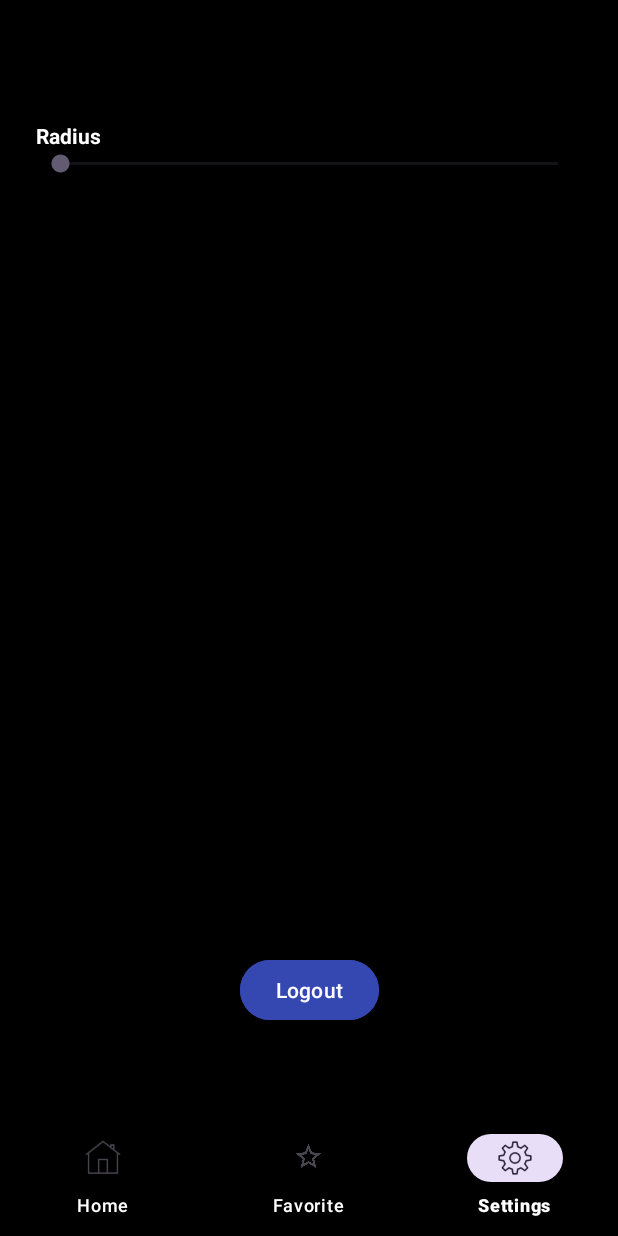
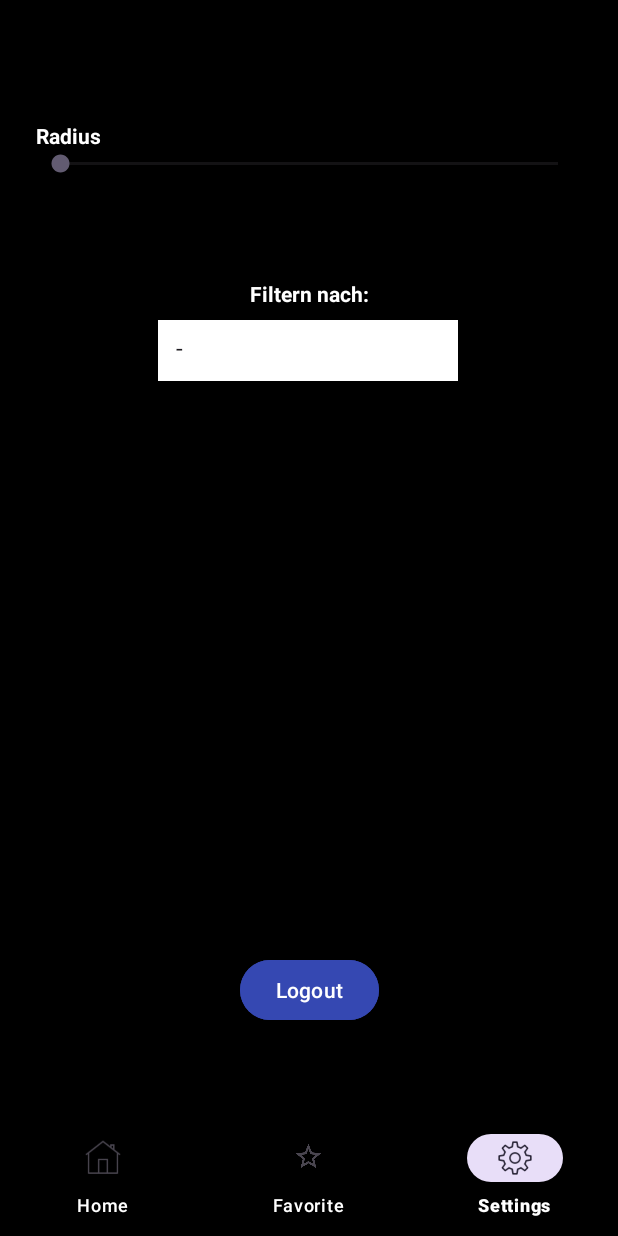
Before and after one commit to NicoSyntax/FuelFinder, an Android app: the SettingsFragment screen opened through its navigation route, on a phone screen of 412 x 824 dp. Run offline under Robolectric (Android 15) with nearby library versions, the phone set to English and light mode, and no system bars; our stand-ins replace Firebase (no records; nobody signed in at launch, a user with empty details on screens opened directly), Room's generated code, navigation-ui; 1 statement that could not run was skipped.

Commit message:
Filter nach günstigste je nach ausgewählter Kraftstoffart hinzugefügt, distanz zur Tankstelle vom jeweiligen Standort hinzugefügt

```diff
--- a/app/src/main/AndroidManifest.xml
+++ b/app/src/main/AndroidManifest.xml
@@ -11,12 +11,11 @@
         android:dataExtractionRules="@xml/data_extraction_rules"
         android:fullBackupContent="@xml/backup_rules"
         android:icon="@mipmap/ic_launcher"
+        android:enableOnBackInvokedCallback="true"
         android:label="@string/app_name"
         android:roundIcon="@mipmap/ic_launcher_round"
         android:supportsRtl="true"
-
-        android:theme="@style/Theme.AndroidAbschluss"
-        tools:targetApi="31">
+        android:theme="@style/Theme.AndroidAbschluss">
         <activity
             android:name=".MainActivity"
             android:exported="true">
--- a/app/src/main/java/de/syntax/androidabschluss/adapter/HomeAdapter.kt
+++ b/app/src/main/java/de/syntax/androidabschluss/adapter/HomeAdapter.kt
@@ -33,6 +33,7 @@ class HomeAdapter(val dataset:List<Station>) : RecyclerView.Adapter<HomeAdapter.
         }
         holder.binding.dieselPrice.text = station.diesel.toString() + "€"
         holder.binding.e5Price.text = station.e5.toString() + "€"
+        holder.binding.tvDist.text = station.dist.toString() + " KM " + "Entfernt"
 
 
         if (!station.isOpen){
@@ -52,5 +53,6 @@ class HomeAdapter(val dataset:List<Station>) : RecyclerView.Adapter<HomeAdapter.
             "hem" -> holder.binding.stationIcon.setImageResource(R.drawable.hem)
             else -> holder.binding.stationIcon.setImageResource(R.drawable.station)
         }
+
     }
 }
--- a/app/src/main/java/de/syntax/androidabschluss/data/Repository.kt
+++ b/app/src/main/java/de/syntax/androidabschluss/data/Repository.kt
@@ -20,6 +20,9 @@ class Repository(private val api: FuelFinderApi, private val database: StationDa
     val favorites: LiveData<List<Station>> = database.FuelFinderDatabaseDao.getAll()
     val stationList: LiveData<ApiResponse>
         get() = _stationList
+
+    var selectesSpinnerItem = MutableLiveData<String>()
+
 
     suspend fun getStations() {
         try {
--- a/app/src/main/java/de/syntax/androidabschluss/data/model/ApiResponse.kt
+++ b/app/src/main/java/de/syntax/androidabschluss/data/model/ApiResponse.kt
@@ -5,5 +5,5 @@ data class ApiResponse(
     val license: String,
     val data: String,
     val status: String,
-    val stations: List<Station>
+    var stations: List<Station>
 )
--- a/app/src/main/java/de/syntax/androidabschluss/ui/HomeDetailFragment.kt
+++ b/app/src/main/java/de/syntax/androidabschluss/ui/HomeDetailFragment.kt
@@ -39,7 +39,7 @@ class HomeDetailFragment : Fragment() {
         val station = viewModel.stations.value?.stations?.find { stationId == it.id }
 
         if (station?.e10 == null){
-            binding.e10Price.text = "/"
+            binding.e10Price.text = " / "
         } else {
             binding.e10Price.text = station.e10.toString()
         }
@@ -48,6 +48,7 @@ class HomeDetailFragment : Fragment() {
         binding.dieselPrice.text = station?.diesel.toString() + "€"
         binding.stationAddress.text = station?.street + " " + station?.houseNumber
         binding.brandStation.text = station?.brand
+
         binding.backButton.setOnClickListener {
             val navController = binding.backButton.findNavController()
             navController.navigateUp()
--- a/app/src/main/java/de/syntax/androidabschluss/ui/SettingsFragment.kt
+++ b/app/src/main/java/de/syntax/androidabschluss/ui/SettingsFragment.kt
@@ -4,6 +4,8 @@ import android.os.Bundle
 import android.view.LayoutInflater
 import android.view.View
 import android.view.ViewGroup
+import android.widget.AdapterView
+import android.widget.ArrayAdapter
 import android.widget.SeekBar
 import androidx.fragment.app.Fragment
 import androidx.fragment.app.activityViewModels
@@ -34,11 +36,46 @@ class SettingsFragment() : Fragment() {
     override fun onViewCreated(view: View, savedInstanceState: Bundle?) {
         super.onViewCreated(view, savedInstanceState)
 
+        val spinnerItems= listOf(" - ", "E5", "E10", "Diesel")
+
         val seekBar = binding.radSlider
+
+        binding.dropdownMenu.setBackgroundColor(resources.getColor(R.color.white))
+
+        val arrayAdapter = ArrayAdapter(requireContext(), android.R.layout.simple_spinner_item, spinnerItems)
+        arrayAdapter.setDropDownViewResource(android.R.layout.simple_spinner_dropdown_item)
+
+        binding.dropdownMenu.adapter = arrayAdapter
+
+        binding.dropdownMenu.onItemSelectedListener = object : AdapterView.OnItemSelectedListener {
+            override fun onItemSelected(
+                parent: AdapterView<*>?,
+                view: View?,
+                position: Int,
+                id: Long
+            ) {
+                val selectedItem = parent?.getItemAtPosition(position).toString()
+                if (selectedItem != " - "){
+                    viewModel.selectedSpinnerItem.value = selectedItem
+                }
+
+            }
+
+            override fun onNothingSelected(parent: AdapterView<*>?) {
+
+            }
+
+        }
+
+
         seekBar.setOnSeekBarChangeListener(object : SeekBar.OnSeekBarChangeListener {
             override fun onProgressChanged(seekBar: SeekBar, progress: Int, fromUser: Boolean) {
-                binding.sliderValue.text = progress.toString()
-                viewModel.rad = progress
+                binding.sliderValue.text = progress.toString() + " KM"
+
+                if (progress != 4){
+                    viewModel.rad = progress
+                }
+
             }
 
             override fun onStartTrackingTouch(seekBar: SeekBar) {
@@ -54,4 +91,14 @@ class SettingsFragment() : Fragment() {
         }
 
     }
+
+    override fun onSaveInstanceState(outState: Bundle) {
+        super.onSaveInstanceState(outState)
+        binding.dropdownMenu.onSaveInstanceState()
+    }
+
+    override fun onViewStateRestored(savedInstanceState: Bundle?) {
+        super.onViewStateRestored(savedInstanceState)
+        binding.dropdownMenu.selectedItem
+    }
 }
--- a/app/src/main/java/de/syntax/androidabschluss/viewmodel/MainViewModel.kt
+++ b/app/src/main/java/de/syntax/androidabschluss/viewmodel/MainViewModel.kt
@@ -21,9 +21,11 @@ class MainViewModel (application: Application): AndroidViewModel(application){
 
     var rad = 4
 
-    val stations = repository.stationList
+    var stations = repository.stationList
 
     val favorites = repository.favorites
+
+    val selectedSpinnerItem = repository.selectesSpinnerItem
 
 
     fun loadStations(){
--- a/app/src/main/res/layout/fragment_settings.xml
+++ b/app/src/main/res/layout/fragment_settings.xml
@@ -18,7 +18,7 @@
         android:layout_marginStart="24dp"
         android:layout_marginEnd="24dp"
         android:layout_width="match_parent"
-        android:layout_height="wrap_content" />
+        android:layout_height="wrap_content"/>
 
     <TextView
         android:id="@+id/slider_tv"
@@ -40,7 +40,7 @@
         android:layout_height="wrap_content"
         android:textColor="@color/white"
         android:textStyle="bold"
-        />
+        android:layout_marginBottom="200dp"/>
 
 
     <Button
@@ -55,6 +55,31 @@
         android:layout_width="wrap_content"
         android:layout_height="wrap_content"/>
 
+    <TextView
+        android:id="@+id/filter_tv"
+        android:layout_width="wrap_content"
+        android:layout_height="wrap_content"
+        android:layout_marginBottom="8dp"
+        android:text="@string/filtern_nach"
+        android:textColor="@color/white"
+        android:textStyle="bold"
+        app:layout_constraintBottom_toTopOf="@id/dropdown_menu"
+        app:layout_constraintEnd_toEndOf="parent"
+        app:layout_constraintStart_toStartOf="parent" />
+
+    <Spinner
+        android:id="@+id/dropdown_menu"
+        android:layout_width="200dp"
+        android:layout_height="wrap_content"
+        android:layout_marginTop="76dp"
+        android:background="@android:drawable/btn_dropdown"
+        android:backgroundTint="@color/white"
+        android:spinnerMode="dropdown"
+        android:gravity="center"
+        app:layout_constraintEnd_toEndOf="parent"
+        app:layout_constraintHorizontal_bias="0.497"
+        app:layout_constraintStart_toStartOf="parent"
+        app:layout_constraintTop_toBottomOf="@+id/slider_value" />
 
 
 </androidx.constraintlayout.widget.ConstraintLayout>
--- a/app/src/main/res/values/strings.xml
+++ b/app/src/main/res/values/strings.xml
@@ -20,4 +20,6 @@
     <string name="remove_favorite">Aus Favoriten entfernen</string>
     <string name="navigate_to_station">Zur Tankstelle navigieren</string>
     <string name="sie_haben_noch_keine_favoriten_hinzugef_gt">Sie haben noch keine Favoriten hinzugefügt</string>
+    <string name="no_station_found">Keine Tankstellen im eingestellten Radius gefunden</string>
+    <string name="filtern_nach">Filtern nach:</string>
 </resources>
```
Also changed, not shown: app/src/main/java/de/syntax/androidabschluss/ui/HomeFragment.kt (+41 -9 lines), app/src/main/res/layout/fragment_home.xml (+11 -0 lines), app/src/main/res/layout/fragment_home_detail.xml (+9 -9 lines), app/src/main/res/layout/station_item.xml (+13 -3 lines).
